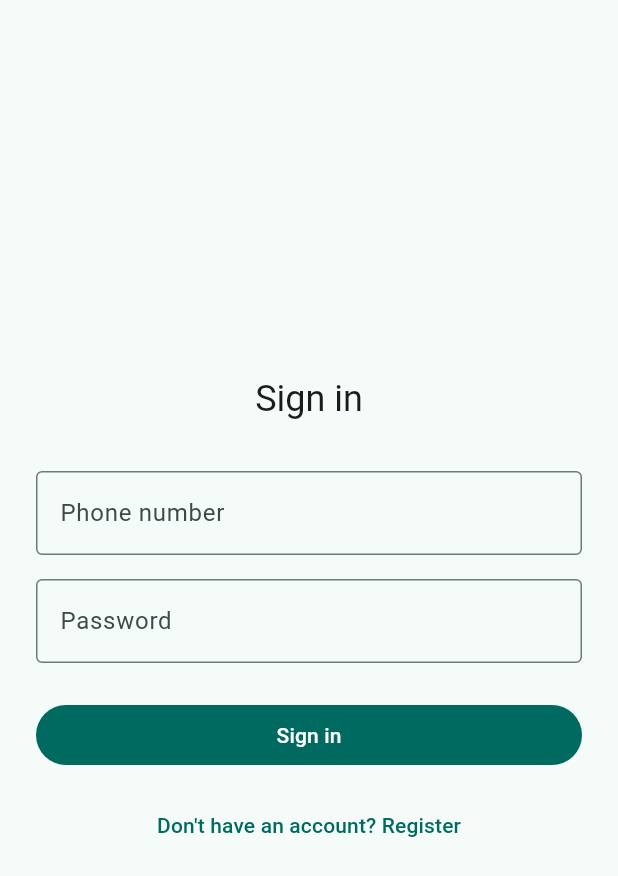
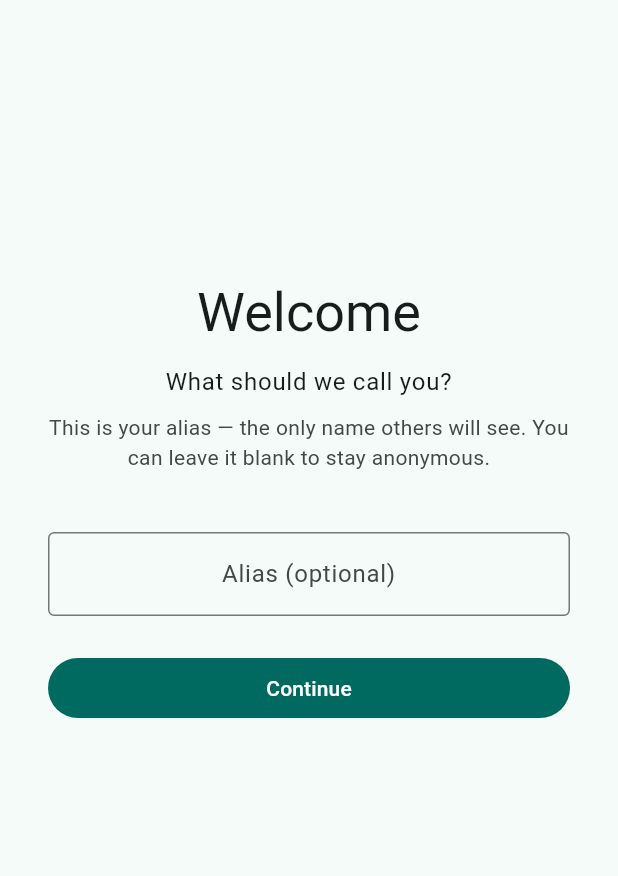
Before and after one commit to CubeTures/Axillium, a Flutter app: the screen it shows after launch, on a phone screen of 412 x 824 dp. Shown: the top 876 px of the screen. Run offline on Flutter 3.47's test engine with Material 3 defaults, Android fonts, the light colour scheme and no system bars; our stand-ins replace shared_preferences; accounts and stored records are empty.

Commit message:
Anonymous and apprentice

```diff
--- a/frontend/lib/main.dart
+++ b/frontend/lib/main.dart
@@ -1,10 +1,11 @@
 import 'package:flutter/material.dart';
-import 'models/user.dart';
-import 'screens/auth_screen.dart';
+import 'models/local_user.dart';
 import 'screens/chat_screen.dart';
 import 'screens/community_screen.dart';
 import 'screens/home_screen.dart';
+import 'screens/onboarding_screen.dart';
 import 'screens/profile_screen.dart';
+import 'services/local_storage_service.dart';
 
 void main() {
   runApp(const App());
@@ -18,7 +19,13 @@ class App extends StatefulWidget {
 }
 
 class _AppState extends State<App> {
-  User? _currentUser;
+  late final Future<LocalUser?> _initFuture;
+
+  @override
+  void initState() {
+    super.initState();
+    _initFuture = LocalStorageService().getUser();
+  }
 
   @override
   Widget build(BuildContext context) {
@@ -27,24 +34,51 @@ class _AppState extends State<App> {
       theme: ThemeData(
         colorScheme: ColorScheme.fromSeed(seedColor: Colors.teal),
       ),
-      home: _currentUser == null
-          ? AuthScreen(onAuthenticated: (user) => setState(() => _currentUser = user))
-          : MainScreen(user: _currentUser!),
+      home: FutureBuilder<LocalUser?>(
+        future: _initFuture,
+        builder: (context, snapshot) {
+          if (snapshot.connectionState != ConnectionState.done) {
+            return const Scaffold(
+              body: Center(child: CircularProgressIndicator()),
+            );
+          }
+          if (snapshot.data == null) {
+            return OnboardingScreen(
+              onComplete: (user) => _launch(context, user),
+            );
+          }
+          return MainScreen(initialUser: snapshot.data!);
+        },
+      ),
+    );
+  }
+
+  void _launch(BuildContext context, LocalUser user) {
+    Navigator.pushReplacement(
+      context,
+      MaterialPageRoute(builder: (_) => MainScreen(initialUser: user)),
     );
   }
 }
 
 class MainScreen extends StatefulWidget {
-  final User user;
+  final LocalUser initialUser;
 
-  const MainScreen({super.key, required this.user});
+  const MainScreen({super.key, required this.initialUser});
 
   @override
   State<MainScreen> createState() => _MainScreenState();
 }
 
 class _MainScreenState extends State<MainScreen> {
+  late LocalUser _user;
   int _selectedIndex = 0;
+
+  @override
+  void initState() {
+    super.initState();
+    _user = widget.initialUser;
+  }
 
   Widget _buildTab(int index) {
     switch (index) {
@@ -53,13 +87,16 @@ class _MainScreenState extends State<MainScreen> {
       case 1:
         return ChatScreen(
           groupId: 1,
-          userId: widget.user.id,
-          alias: widget.user.alias,
+          userId: _user.userId ?? 0,
+          alias: _user.alias,
         );
       case 2:
         return const CommunityScreen();
       case 3:
-        return ProfileScreen(user: widget.user);
+        return ProfileScreen(
+          user: _user,
+          onRankedUp: (updated) => setState(() => _user = updated),
+        );
       default:
         return const SizedBox.shrink();
     }
--- /dev/null
+++ b/frontend/lib/models/local_user.dart
@@ -0,0 +1,21 @@
+class LocalUser {
+  final String alias;
+  final String rank;
+  final int? userId;
+
+  const LocalUser({
+    required this.alias,
+    required this.rank,
+    this.userId,
+  });
+
+  bool get isRegistered => userId != null;
+
+  LocalUser copyWith({String? alias, String? rank, int? userId}) {
+    return LocalUser(
+      alias: alias ?? this.alias,
+      rank: rank ?? this.rank,
+      userId: userId ?? this.userId,
+    );
+  }
+}
--- a/frontend/lib/screens/auth_screen.dart
+++ /dev/null
@@ -1,129 +0,0 @@
-import 'package:flutter/material.dart';
-import '../models/user.dart';
-import '../services/auth_service.dart';
-
-class AuthScreen extends StatefulWidget {
-  final void Function(User user) onAuthenticated;
-
-  const AuthScreen({super.key, required this.onAuthenticated});
-
-  @override
-  State<AuthScreen> createState() => _AuthScreenState();
-}
-
-class _AuthScreenState extends State<AuthScreen> {
-  final _service = AuthService();
-  final _phoneController = TextEditingController();
-  final _passwordController = TextEditingController();
-  final _aliasController = TextEditingController();
-  bool _isLogin = true;
-  bool _loading = false;
-
-  @override
-  void dispose() {
-    _phoneController.dispose();
-    _passwordController.dispose();
-    _aliasController.dispose();
-    super.dispose();
-  }
-
-  Future<void> _submit() async {
-    final phone = _phoneController.text.trim();
-    final password = _passwordController.text;
-    final alias = _aliasController.text.trim();
-
-    if (phone.isEmpty || password.isEmpty || (!_isLogin && alias.isEmpty)) {
-      ScaffoldMessenger.of(context).showSnackBar(
-        const SnackBar(content: Text('Please fill in all fields.')),
-      );
-      return;
-    }
-
-    setState(() => _loading = true);
-    try {
-      final user = _isLogin
-          ? await _service.login(phone, password)
-          : await _service.register(phone, password, alias);
-      widget.onAuthenticated(user);
-    } catch (e) {
-      if (mounted) {
-        ScaffoldMessenger.of(context).showSnackBar(
-          SnackBar(content: Text(e.toString().replaceFirst('Exception: ', ''))),
-        );
-      }
-    } finally {
-      if (mounted) setState(() => _loading = false);
-    }
-  }
-
-  @override
-  Widget build(BuildContext context) {
-    return Scaffold(
-      body: Center(
-        child: SingleChildScrollView(
-          padding: const EdgeInsets.all(24),
-          child: Column(
-            mainAxisSize: MainAxisSize.min,
-            crossAxisAlignment: CrossAxisAlignment.stretch,
-            children: [
-              Text(
-                _isLogin ? 'Sign in' : 'Create account',
-                style: Theme.of(context).textTheme.headlineSmall,
-                textAlign: TextAlign.center,
-              ),
-              const SizedBox(height: 32),
-              TextField(
-                controller: _phoneController,
-                keyboardType: TextInputType.phone,
-                decoration: const InputDecoration(
-                  labelText: 'Phone number',
-                  border: OutlineInputBorder(),
-                ),
-              ),
-              const SizedBox(height: 16),
-              if (!_isLogin) ...[
-                TextField(
-                  controller: _aliasController,
-                  decoration: const InputDecoration(
-                    labelText: 'Alias (shown to others)',
-                    border: OutlineInputBorder(),
-                  ),
-                ),
-                const SizedBox(height: 16),
-              ],
-              TextField(
-                controller: _passwordController,
-                obscureText: true,
-                decoration: const InputDecoration(
-                  labelText: 'Password',
-                  border: OutlineInputBorder(),
-                ),
-                onSubmitted: (_) => _submit(),
-              ),
-              const SizedBox(height: 24),
-              FilledButton(
-                onPressed: _loading ? null : _submit,
-                child: _loading
-                    ? const SizedBox(
-                        height: 20,
-                        width: 20,
-                        child: CircularProgressIndicator(strokeWidth: 2),
-                      )
-                    : Text(_isLogin ? 'Sign in' : 'Register'),
-              ),
-              const SizedBox(height: 12),
-              TextButton(
-                onPressed: () => setState(() => _isLogin = !_isLogin),
-                child: Text(
-                  _isLogin
-                      ? "Don't have an account? Register"
-                      : 'Already have an account? Sign in',
-                ),
-              ),
-            ],
-          ),
-        ),
-      ),
-    );
-  }
-}
--- /dev/null
+++ b/frontend/lib/screens/onboarding_screen.dart
@@ -0,0 +1,89 @@
+import 'package:flutter/material.dart';
+import '../models/local_user.dart';
+import '../services/local_storage_service.dart';
+
+class OnboardingScreen extends StatefulWidget {
+  final void Function(LocalUser user) onComplete;
+
+  const OnboardingScreen({super.key, required this.onComplete});
+
+  @override
+  State<OnboardingScreen> createState() => _OnboardingScreenState();
+}
+
+class _OnboardingScreenState extends State<OnboardingScreen> {
+  final _aliasController = TextEditingController();
+  bool _loading = false;
+
+  @override
+  void dispose() {
+    _aliasController.dispose();
+    super.dispose();
+  }
+
+  Future<void> _continue() async {
+    setState(() => _loading = true);
+    final user = await LocalStorageService()
+        .completeOnboarding(_aliasController.text);
+    widget.onComplete(user);
+  }
+
+  @override
+  Widget build(BuildContext context) {
+    return Scaffold(
+      body: SafeArea(
+        child: Padding(
+          padding: const EdgeInsets.all(32),
+          child: Column(
+            crossAxisAlignment: CrossAxisAlignment.stretch,
+            children: [
+              const Spacer(),
+              Text(
+                'Welcome',
+                style: Theme.of(context).textTheme.displaySmall,
+                textAlign: TextAlign.center,
+              ),
+              const SizedBox(height: 12),
+              Text(
+                'What should we call you?',
+                style: Theme.of(context).textTheme.bodyLarge,
+                textAlign: TextAlign.center,
+              ),
+              const SizedBox(height: 8),
+              Text(
+                'This is your alias — the only name others will see. You can leave it blank to stay anonymous.',
+                style: Theme.of(context).textTheme.bodyMedium?.copyWith(
+                      color: Theme.of(context).colorScheme.onSurfaceVariant,
+                    ),
+                textAlign: TextAlign.center,
+              ),
+              const SizedBox(height: 40),
+              TextField(
+                controller: _aliasController,
+                textAlign: TextAlign.center,
+                textCapitalization: TextCapitalization.words,
+                decoration: const InputDecoration(
+                  hintText: 'Alias (optional)',
+                  border: OutlineInputBorder(),
+                ),
+                onSubmitted: (_) => _continue(),
+              ),
+              const SizedBox(height: 24),
+              FilledButton(
+                onPressed: _loading ? null : _continue,
+                child: _loading
+                    ? const SizedBox(
+                        height: 20,
+                        width: 20,
+                        child: CircularProgressIndicator(strokeWidth: 2),
+                      )
+                    : const Text('Continue'),
+              ),
+              const Spacer(flex: 2),
+            ],
+          ),
+        ),
+      ),
+    );
+  }
+}
--- /dev/null
+++ b/frontend/lib/services/local_storage_service.dart
@@ -0,0 +1,33 @@
+import 'package:shared_preferences/shared_preferences.dart';
+import '../models/local_user.dart';
+
+class LocalStorageService {
+  static const _aliasKey = 'alias';
+  static const _rankKey = 'rank';
+  static const _userIdKey = 'user_id';
+
+  Future<LocalUser?> getUser() async {
+    final prefs = await SharedPreferences.getInstance();
+    final alias = prefs.getString(_aliasKey);
+    if (alias == null) return null; // not yet onboarded
+    final rank = prefs.getString(_rankKey) ?? 'anonymous';
+    final userId = prefs.getInt(_userIdKey);
+    return LocalUser(alias: alias, rank: rank, userId: userId);
+  }
+
+  Future<LocalUser> completeOnboarding(String alias) async {
+    final prefs = await SharedPreferences.getInstance();
+    final effective = alias.trim().isEmpty ? 'Anonymous' : alias.trim();
+    await prefs.setString(_aliasKey, effective);
+    await prefs.setString(_rankKey, 'anonymous');
+    return LocalUser(alias: effective, rank: 'anonymous');
+  }
+
+  Future<LocalUser> saveRegistration(int userId, String alias) async {
+    final prefs = await SharedPreferences.getInstance();
+    await prefs.setInt(_userIdKey, userId);
+    await prefs.setString(_aliasKey, alias);
+    await prefs.setString(_rankKey, 'apprentice');
+    return LocalUser(alias: alias, rank: 'apprentice', userId: userId);
+  }
+}
--- a/frontend/pubspec.yaml
+++ b/frontend/pubspec.yaml
@@ -35,6 +35,7 @@ dependencies:
   # Use with the CupertinoIcons class for iOS style icons.
   cupertino_icons: ^1.0.8
   http: ^1.2.0
+  shared_preferences: ^2.3.0
 
 dev_dependencies:
   flutter_test:
```
Also changed, not shown: frontend/lib/screens/profile_screen.dart (+87 -11 lines), frontend/lib/screens/register_screen.dart (added, +128 -0 lines), 1 other file.
